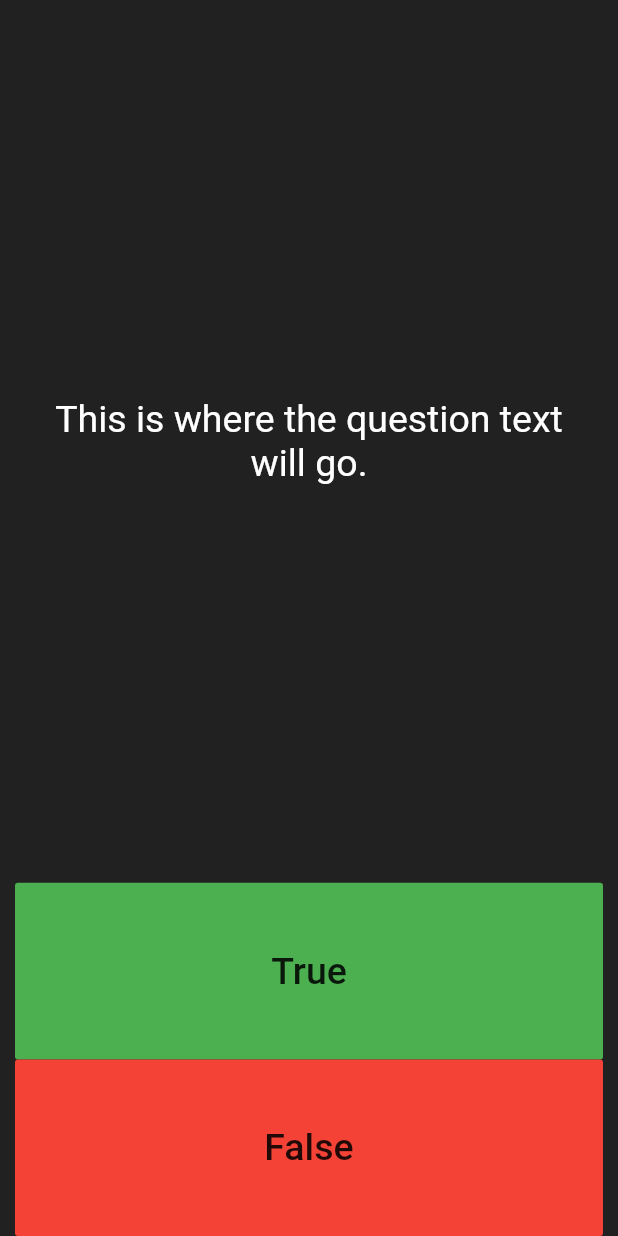
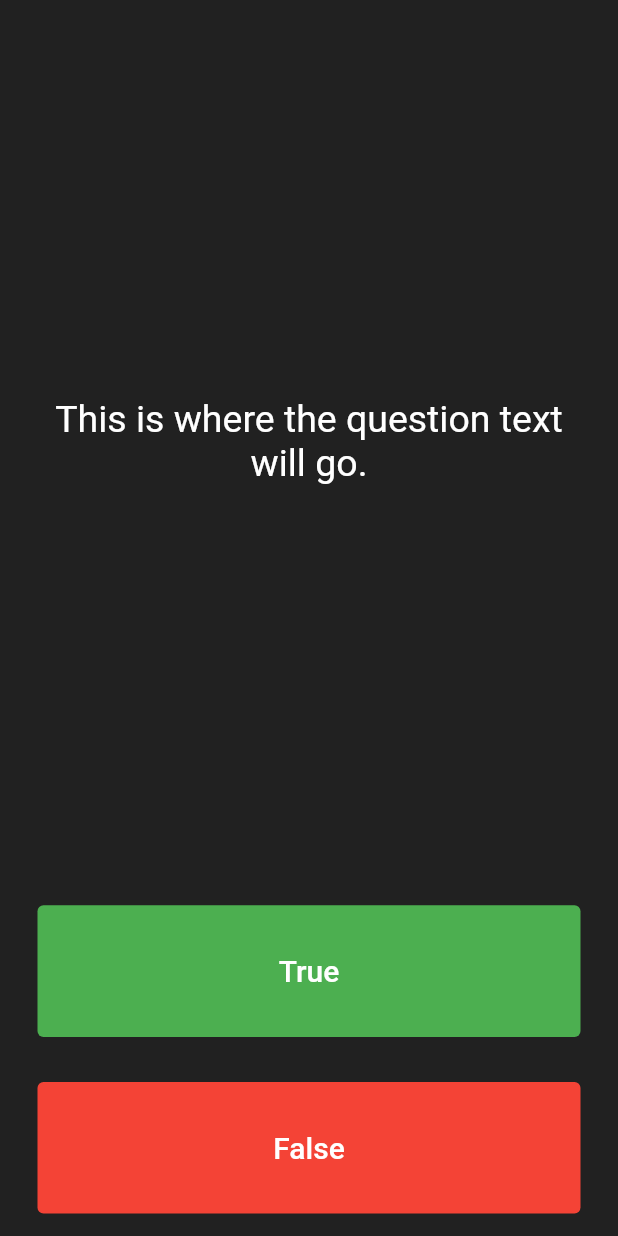
Before and after one commit to UildsonSantos/Flutter_with_Angela_Yu, a Flutter app: the screen it shows after launch, on a phone screen of 412 x 824 dp. Run offline on Flutter 3.47's test engine with Material 2 defaults, Android fonts, the phone set to English and light mode, and no system bars; our stand-ins replace audioplayers.

Commit message:
Update FlatButton to TextButton

```diff
--- a/quizzler/lib/main.dart
+++ b/quizzler/lib/main.dart
@@ -55,12 +55,17 @@ class _QuizPageState extends State<QuizPage> {
           ),
         ),
         Expanded(
-          child: FlatButton(
-            color: Colors.green,
+          child: Padding(
+            padding: const EdgeInsets.all(15.0),
+            child: TextButton(
+              style: ButtonStyle(
+                backgroundColor: MaterialStateProperty.all<Color>(Colors.green),
+              ),
               child: const Text(
                 'True',
                 style: TextStyle(
-                fontSize: 25.0,
+                  color: Colors.white,
+                  fontSize: 20.0,
                 ),
               ),
               onPressed: () {
@@ -68,18 +73,25 @@ class _QuizPageState extends State<QuizPage> {
               },
             ),
           ),
+        ),
         Expanded(
-          child: FlatButton(
-            color: Colors.red,
+          child: Padding(
+            padding: const EdgeInsets.all(15.0),
+            child: TextButton(
+              style: ButtonStyle(
+                backgroundColor: MaterialStateProperty.all<Color>(Colors.red),
+              ),
               child: const Text(
                 'False',
                 style: TextStyle(
-                fontSize: 25.0,
+                  color: Colors.white,
+                  fontSize: 20.0,
                 ),
               ),
               onPressed: () {
-              //The user picked false.
+                //The user picked true.
               },
+            ),
           ),
         ),
       ],
```
Lines whose indentation alone changed are shown as unchanged.
